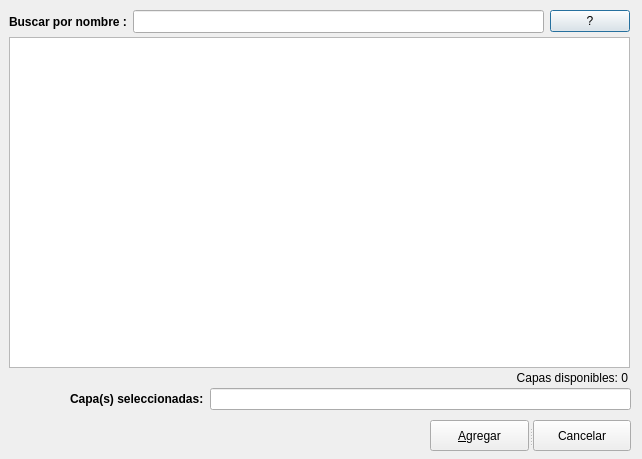
The window that idescaliws_dialog_base.ui (AndresHerrera/idescali_ws) describes before a commit, drawn with Qt 5.
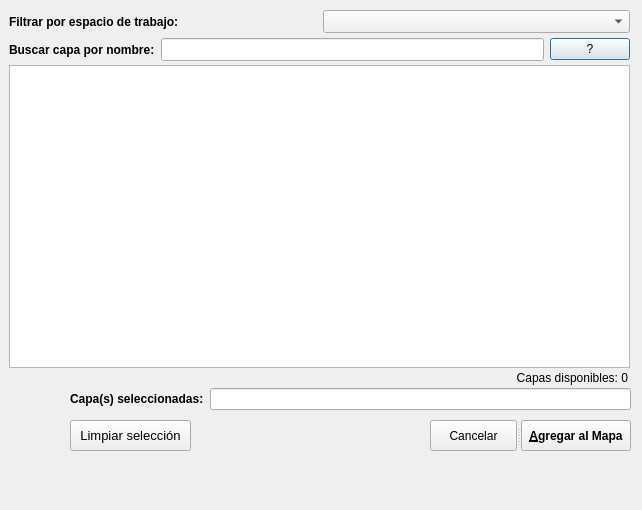
The same window after the commit. Icons and pictures are not drawn.

Patch:
```diff
--- a/idescaliws_dialog_base.ui
+++ b/idescaliws_dialog_base.ui
@@ -5,14 +5,14 @@
   <property name="windowModality">
    <enum>Qt::WindowModal</enum>
   </property>
-  <property name="geometry">
-   <rect>
-    <x>0</x>
-    <y>0</y>
-    <width>642</width>
-    <height>459</height>
-   </rect>
-  </property>
+   <property name="geometry">
+    <rect>
+     <x>0</x>
+     <y>0</y>
+     <width>642</width>
+     <height>510</height>
+    </rect>
+   </property>
   <property name="windowTitle">
    <string>Servicios WMS - Geoportal IDESC</string>
   </property>
@@ -20,9 +20,9 @@
    <property name="geometry">
     <rect>
      <x>9</x>
-     <y>37</y>
+     <y>65</y>
      <width>621</width>
-     <height>331</height>
+     <height>303</height>
     </rect>
    </property>
   </widget>
@@ -77,7 +77,7 @@
     <set>Qt::AlignRight|Qt::AlignTrailing|Qt::AlignVCenter</set>
    </property>
   </widget>
-  <widget class="QWidget" name="layoutWidget">
+  <widget class="QWidget" name="layoutWidget_workspace">
    <property name="geometry">
     <rect>
      <x>9</x>
@@ -86,6 +86,40 @@
      <height>25</height>
     </rect>
    </property>
+   <layout class="QHBoxLayout" name="horizontalLayout_workspace">
+    <item>
+     <widget class="QLabel" name="workspace_label">
+      <property name="font">
+       <font>
+        <weight>75</weight>
+        <bold>true</bold>
+       </font>
+      </property>
+      <property name="text">
+       <string>Filtrar por espacio de trabajo:</string>
+      </property>
+     </widget>
+    </item>
+    <item>
+     <widget class="QComboBox" name="workspace_combo">
+      <property name="font">
+       <font>
+        <pointsize>10</pointsize>
+       </font>
+      </property>
+     </widget>
+    </item>
+   </layout>
+  </widget>
+  <widget class="QWidget" name="layoutWidget">
+   <property name="geometry">
+    <rect>
+     <x>9</x>
+     <y>37</y>
+     <width>621</width>
+     <height>25</height>
+    </rect>
+   </property>
    <layout class="QHBoxLayout" name="horizontalLayout">
     <item>
      <widget class="QLabel" name="search_label">
@@ -96,7 +130,7 @@
        </font>
       </property>
       <property name="text">
-       <string>Buscar por nombre :</string>
+       <string>Buscar capa por nombre:</string>
       </property>
      </widget>
     </item>
@@ -146,6 +180,24 @@
     </item>
    </layout>
   </widget>
+  <widget class="QPushButton" name="clear_button">
+   <property name="geometry">
+    <rect>
+     <x>70</x>
+     <y>420</y>
+     <width>121</width>
+     <height>31</height>
+    </rect>
+   </property>
+   <property name="font">
+    <font>
+     <pointsize>10</pointsize>
+    </font>
+   </property>
+   <property name="text">
+    <string>Limpiar selección</string>
+   </property>
+  </widget>
   <widget class="QSplitter" name="splitter">
    <property name="geometry">
     <rect>
@@ -158,19 +210,25 @@
    <property name="orientation">
     <enum>Qt::Horizontal</enum>
    </property>
+   <widget class="QPushButton" name="close_button">
+    <property name="text">
+     <string>Cancelar</string>
+    </property>
+   </widget>
    <widget class="QPushButton" name="add_button">
     <property name="text">
-     <string>&amp;Agregar</string>
+     <string>&amp;Agregar al Mapa</string>
+    </property>
+    <property name="font">
+     <font>
+      <weight>75</weight>
+      <bold>true</bold>
+     </font>
     </property>
     <property name="shortcut">
      <string>Ctrl+A</string>
     </property>
    </widget>
-   <widget class="QPushButton" name="close_button">
-    <property name="text">
-     <string>Cancelar</string>
-    </property>
-   </widget>
   </widget>
  </widget>
  <resources/>
```
Left out of the diff: 2 changed lines with no effect on the pictures.
